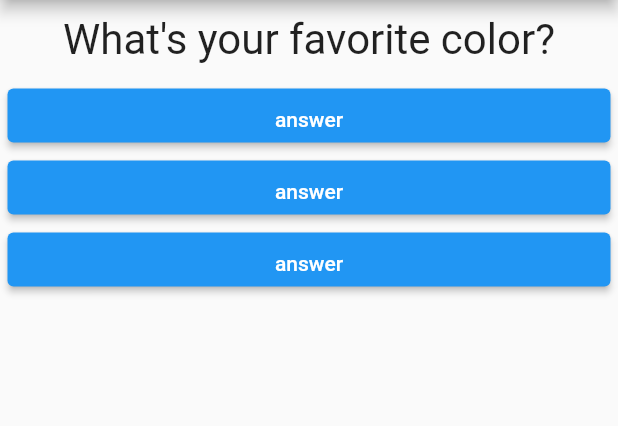
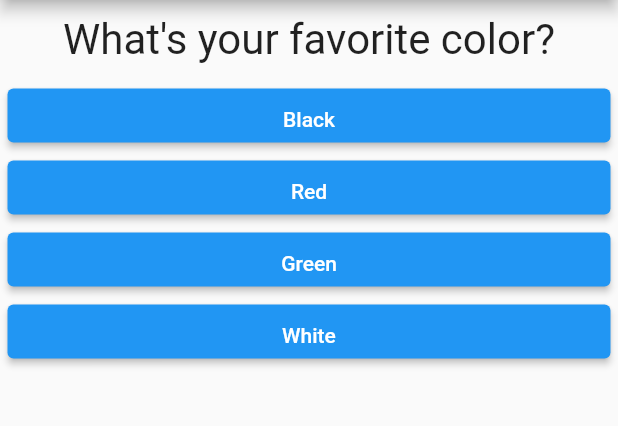
Before and after one commit to Spectari-code/quiz-flutter, a Flutter app: the screen it shows after launch, on a phone screen of 412 x 824 dp, the part 84-510 px from its top. Run offline on Flutter 3.47's test engine with Material 2 defaults, Android fonts, the phone set to English and light mode, and no system bars.

```diff
--- a/lib/answer.dart
+++ b/lib/answer.dart
@@ -5,8 +5,9 @@ class Answer extends StatelessWidget {
   // Use VoicCallback (as the function returns nothing) instead of Function
   // if errors.
   final Function selectHandler;
+  final String textAnswer;
 
-  Answer(this.selectHandler);
+  Answer(this.selectHandler, this.textAnswer);
 
   @override
   Widget build(BuildContext context) {
@@ -18,7 +19,7 @@ class Answer extends StatelessWidget {
           backgroundColor: Colors.blue,
           padding: EdgeInsets.only(top: 5),
         ),
-        child: Text("answer"),
+        child: Text(textAnswer),
         onPressed: selectHandler,
       ),
     );
--- a/lib/main.dart
+++ b/lib/main.dart
@@ -26,8 +26,33 @@ class _MyAppState extends State<MyApp> {
   @override
   Widget build(BuildContext context) {
     var questions = [
-      "What's your favorite color?",
-      "What's your favorite animal?",
+      {
+        "questionText": "What's your favorite color?",
+        "answers": [
+          "Black",
+          "Red",
+          "Green",
+          "White",
+        ],
+      },
+      {
+        "questionText": "What's your favorite animal?",
+        "answers": [
+          "Dog",
+          "Cat",
+          "Hammster",
+          "Snake",
+        ],
+      },
+      {
+        "questionText": "What's your favorite season?",
+        "answers": [
+          "Spring",
+          "Summer",
+          "Autum",
+          "Winter",
+        ],
+      }
     ];
     return MaterialApp(
       home: Scaffold(
@@ -35,10 +60,12 @@ class _MyAppState extends State<MyApp> {
           title: Text("Quiz App"),
         ),
         body: Column(children: <Widget>[
-          Question(questions[_questionIndex]),
-          Answer(_answerQuestion),
-          Answer(_answerQuestion),
-          Answer(_answerQuestion),
+          Question(questions[_questionIndex]['questionText']), // access by key
+          // map List into a List of Widgets, spread them so we pass individual
+          //  widgets to column to make it happy
+          ...(questions[_questionIndex]['answers'] as List<String>)
+              .map((answers) => Answer(_answerQuestion, answers))
+              .toList()
         ]),
       ),
     );
```
